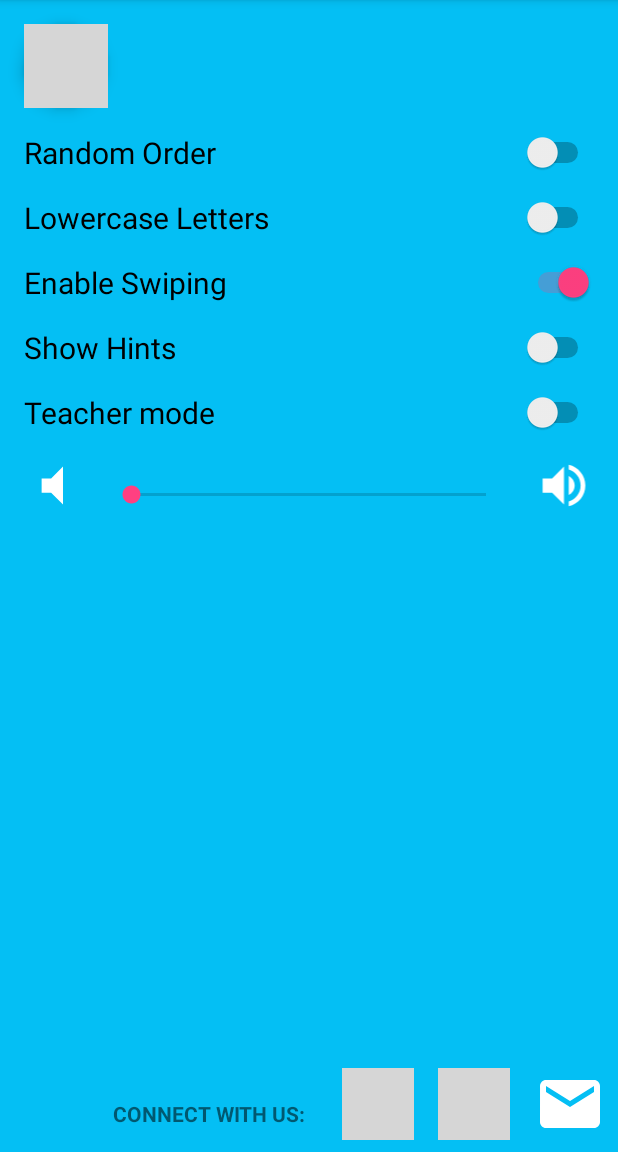
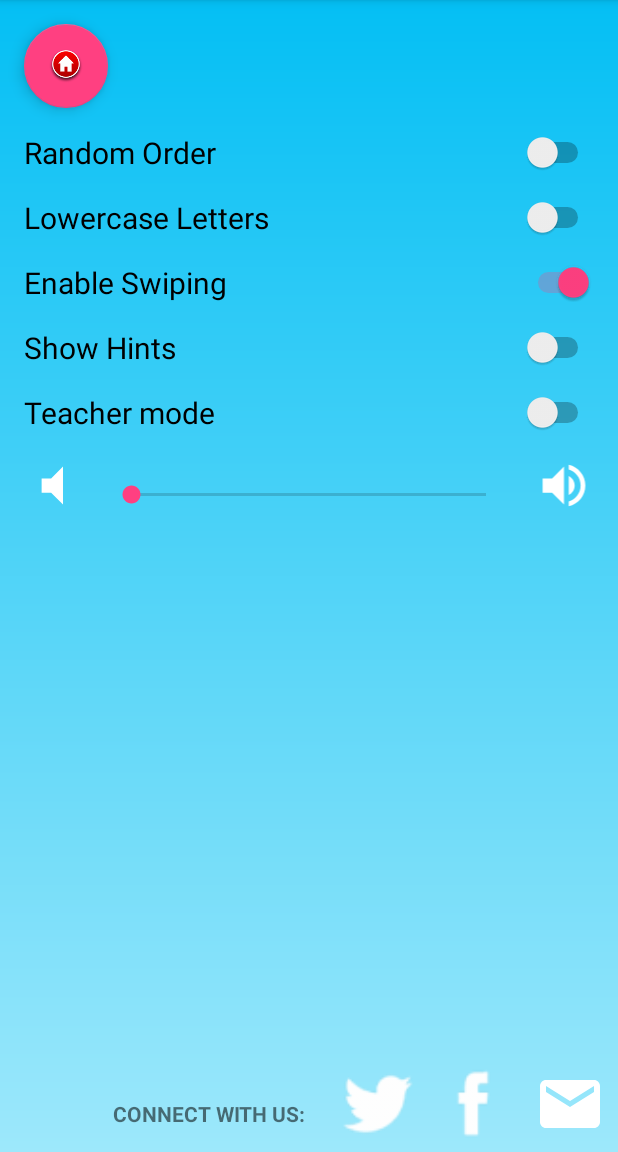
Before and after one commit to Ezaldeen99/Alifbaa, an Android app: the SettingsActivity screen opened directly, with no data from a screen before it, on a phone screen of 412 x 824 dp, the part 84-1236 px from its top. Run offline under Robolectric (Android 15) with nearby library versions, the phone set to English and light mode, and no system bars; 2 statements that could not run were skipped; grey boxes are pictures that could not be loaded.

Commit message:
Editing the background_colored and develop Touch the letter activity.

```diff
--- a/app/src/main/java/com/example/android/alifbaa/MainActivity.java
+++ b/app/src/main/java/com/example/android/alifbaa/MainActivity.java
@@ -10,7 +10,7 @@ import de.hdodenhof.circleimageview.CircleImageView;
 
 public class MainActivity extends AppCompatActivity {
     ImageView flashCardGame;
-    ImageView touchTheletterGame;
+    ImageView touchTheLetterGame;
     ImageView alphabetTilesGame;
     ImageView letterTrackingGame;
     CircleImageView settings;
@@ -20,7 +20,7 @@ public class MainActivity extends AppCompatActivity {
         super.onCreate(savedInstanceState);
         setContentView(R.layout.activity_main);
         flashCardGame = (ImageView) findViewById(R.id._1st_game_button);
-        touchTheletterGame = (ImageView) findViewById(R.id._2nd_game_button);
+        touchTheLetterGame = (ImageView) findViewById(R.id._2nd_game_button);
         alphabetTilesGame = (ImageView) findViewById(R.id._3ed_game_button);
         letterTrackingGame = (ImageView) findViewById(R.id._4th_game_button);
         settings = (CircleImageView) findViewById(R.id.settings);
@@ -32,7 +32,7 @@ public class MainActivity extends AppCompatActivity {
                 finish();
             }
         });
-        touchTheletterGame.setOnClickListener(new View.OnClickListener() {
+        touchTheLetterGame.setOnClickListener(new View.OnClickListener() {
             @Override
             public void onClick(View v) {
                 Intent intent = new Intent(MainActivity.this, TouchTheLetterActivity.class);
--- a/app/src/main/res/drawable/background_colored.xml
+++ b/app/src/main/res/drawable/background_colored.xml
@@ -8,6 +8,7 @@
     <gradient
         android:endColor="@color/backgroundLight"
         android:gradientRadius="60dp"
+        android:angle="270"
         android:startColor="@color/backgroundDark"/>
 
 </shape>
--- a/app/src/main/res/layout/activity_alphabet_tiles.xml
+++ b/app/src/main/res/layout/activity_alphabet_tiles.xml
@@ -3,7 +3,8 @@
     xmlns:tools="http://schemas.android.com/tools"
     android:layout_width="match_parent"
     android:layout_height="match_parent"
-    android:orientation="vertical">
+    android:orientation="vertical"
+    android:background="@drawable/background_colored">
 
     <TextView
         android:layout_width="wrap_content"
--- a/app/src/main/res/layout/activity_flip.xml
+++ b/app/src/main/res/layout/activity_flip.xml
@@ -4,6 +4,7 @@
     android:id="@+id/flash"
     android:layout_width="match_parent"
     android:layout_height="match_parent"
+    android:background="@drawable/background_colored"
     tools:context=".FlashCardsActivity">
 
     <TextView
--- a/app/src/main/res/layout/activity_main.xml
+++ b/app/src/main/res/layout/activity_main.xml
@@ -4,7 +4,7 @@
     xmlns:tools="http://schemas.android.com/tools"
     android:layout_width="match_parent"
     android:layout_height="match_parent"
-    android:background="@color/backgroundLight"
+    android:background="@drawable/background_colored"
     tools:context="com.example.android.alifbaa.MainActivity"
     tools:layout_editor_absoluteY="81dp">
 
--- a/app/src/main/res/layout/activity_settings.xml
+++ b/app/src/main/res/layout/activity_settings.xml
@@ -4,7 +4,7 @@
         xmlns:tools="http://schemas.android.com/tools"
         android:layout_width="match_parent"
         android:layout_height="match_parent"
-        android:background="@color/backgroundDark"
+        android:background="@drawable/background_colored"
         tools:context="com.example.android.alifbaa.SettingsActivity">
         <android.support.design.widget.FloatingActionButton
             android:id="@+id/float_button_home"
@@ -12,7 +12,7 @@
             android:layout_height="wrap_content"
             android:layout_marginLeft="16dp"
             android:layout_marginTop="16dp"
-            android:src="@drawable/ic_home_white_48dp" />
+            android:src="@drawable/homebutton" />
         <Switch
             android:id="@+id/random_order"
             android:layout_width="fill_parent"
@@ -21,7 +21,7 @@
             android:layout_marginLeft="16dp"
             android:layout_marginRight="16dp"
             android:layout_marginTop="16dp"
-            android:text="Random Order"
+            android:text="@string/random_order"
             android:textSize="20sp" />
         <Switch
             android:id="@+id/Lowercase_letters"
@@ -31,7 +31,7 @@
             android:layout_marginLeft="16dp"
             android:layout_marginRight="16dp"
             android:layout_marginTop="16dp"
-            android:text="Lowercase Letters"
+            android:text="@string/lowercase_letters"
             android:textSize="20sp" />
         <Switch
             android:id="@+id/enable_swiping"
@@ -42,7 +42,7 @@
             android:layout_marginRight="16dp"
             android:layout_marginTop="16dp"
             android:checked="true"
-            android:text="Enable Swiping"
+            android:text="@string/enable_swiping"
             android:textSize="20sp" />
         <Switch
             android:id="@+id/Show_hints"
@@ -53,7 +53,7 @@
             android:layout_marginRight="16dp"
             android:layout_marginTop="16dp"
             android:checked="false"
-            android:text="Show Hints"
+            android:text="@string/show_hints"
             android:textSize="20sp" />
         <Switch
             android:id="@+id/teacher_mode"
@@ -64,7 +64,7 @@
             android:layout_marginRight="16dp"
             android:layout_marginTop="16dp"
             android:checked="false"
-            android:text="Teacher mode"
+            android:text="@string/teacher_mode"
             android:textSize="20sp"
             android:tooltipText="select which letters to trace" />
         <LinearLayout
@@ -108,7 +108,7 @@
             android:layout_margin="8dp"
             android:layout_toLeftOf="@id/email_icon"
             android:scaleType="centerCrop"
-            android:src="@drawable/facebookIcon" />
+            android:src="@drawable/facebookicon" />
         <ImageView
             android:id="@+id/twitter_icon"
             android:layout_width="48dp"
@@ -116,14 +116,14 @@
             android:layout_alignParentBottom="true"
             android:layout_margin="8dp"
             android:layout_toLeftOf="@id/facebook_icon"
-            android:src="@drawable/twitterIcon" />
+            android:src="@drawable/twittericon" />
         <TextView
             android:layout_width="wrap_content"
             android:layout_height="wrap_content"
             android:layout_alignParentBottom="true"
             android:layout_margin="16dp"
             android:layout_toLeftOf="@id/twitter_icon"
-            android:text="Connect with us:"
+            android:text="@string/connect_with_us"
             android:textStyle="bold"
             android:textAllCaps="true"
             android:textSize="14sp" />
--- a/app/src/main/res/layout/activity_touch_the_letter.xml
+++ b/app/src/main/res/layout/activity_touch_the_letter.xml
@@ -5,6 +5,7 @@
     android:layout_width="match_parent"
     android:layout_height="match_parent"
     android:orientation="vertical"
+    android:background="@drawable/background_colored"
     tools:context="com.example.android.alifbaa.TouchTheLetterActivity">
 
     <TextView
@@ -75,7 +76,7 @@
     </LinearLayout>
 
     <Button
-        android:id="@+id/button"
+        android:id="@+id/home_button"
         android:layout_width="45dp"
         android:layout_height="45dp"
         android:background="@drawable/homebutton"
--- a/app/src/main/res/values/strings.xml
+++ b/app/src/main/res/values/strings.xml
@@ -5,4 +5,10 @@
     <!-- TODO: Remove or change this placeholder text -->
     <string name="hello_blank_fragment">Hello blank fragment</string>
     <string name="tap_to_reveal_object">Tap to reveal object</string>
+    <string name="random_order">Random Order</string>
+    <string name="lowercase_letters">Lowercase Letters</string>
+    <string name="enable_swiping">Enable Swiping</string>
+    <string name="show_hints">Show Hints</string>
+    <string name="teacher_mode">Teacher mode</string>
+    <string name="connect_with_us">Connect with us:</string>
 </resources>
```
Also changed, not shown: app/src/main/java/com/example/android/alifbaa/TouchTheLetterActivity.java (+29 -1 lines).
